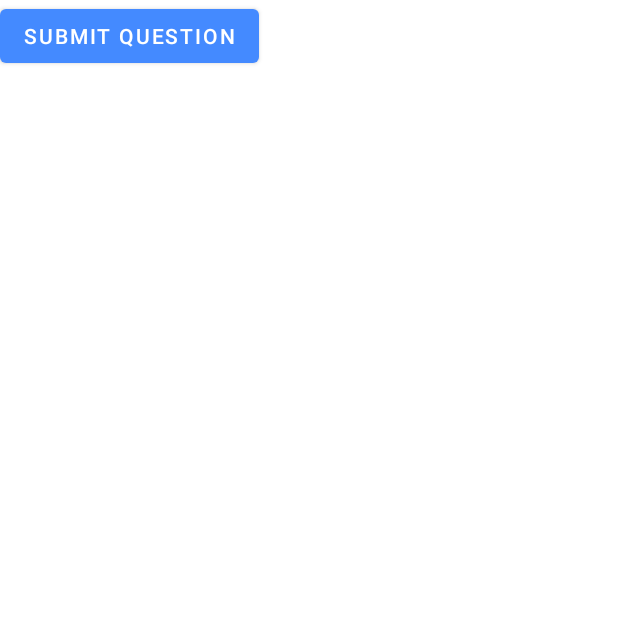
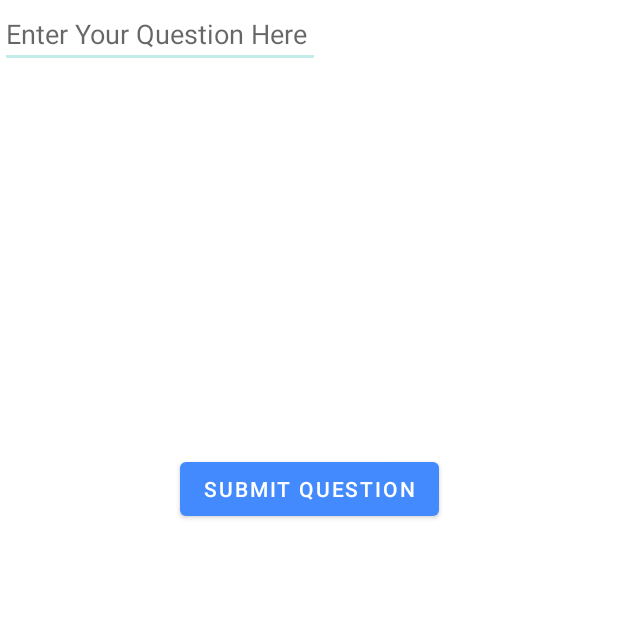
Before and after one commit to DarrenYee/hackathon, an Android app: the AskActivity screen opened directly, with no data from a screen before it, on a phone screen of 412 x 824 dp, the top half of it. Run offline under Robolectric (Android 15) with nearby library versions, the phone set to English and light mode, and no system bars; our stand-ins replace Firebase (no records; nobody signed in at launch, a user with empty details on screens opened directly).

Commit message:
Allowed userInput in activity_ask.xml

```diff
--- a/app/src/main/res/layout/activity_ask.xml
+++ b/app/src/main/res/layout/activity_ask.xml
@@ -12,6 +12,19 @@
         android:layout_height="wrap_content"
         android:onClick="submit"
         android:text="Submit Question"
-        tools:layout_editor_absoluteX="128dp"
-        tools:layout_editor_absoluteY="221dp" />
+        app:layout_constraintBottom_toBottomOf="parent"
+        app:layout_constraintEnd_toEndOf="parent"
+        app:layout_constraintStart_toStartOf="parent"
+        app:layout_constraintTop_toTopOf="parent"
+        app:layout_constraintVertical_bias="0.389" />
+
+    <EditText
+        android:id="@+id/userInput"
+        android:layout_width="wrap_content"
+        android:layout_height="wrap_content"
+        android:ems="10"
+        android:hint="Enter Your Question Here"
+        android:inputType="textPersonName"
+        tools:layout_editor_absoluteX="99dp"
+        tools:layout_editor_absoluteY="360dp" />
 </androidx.constraintlayout.widget.ConstraintLayout>
```
